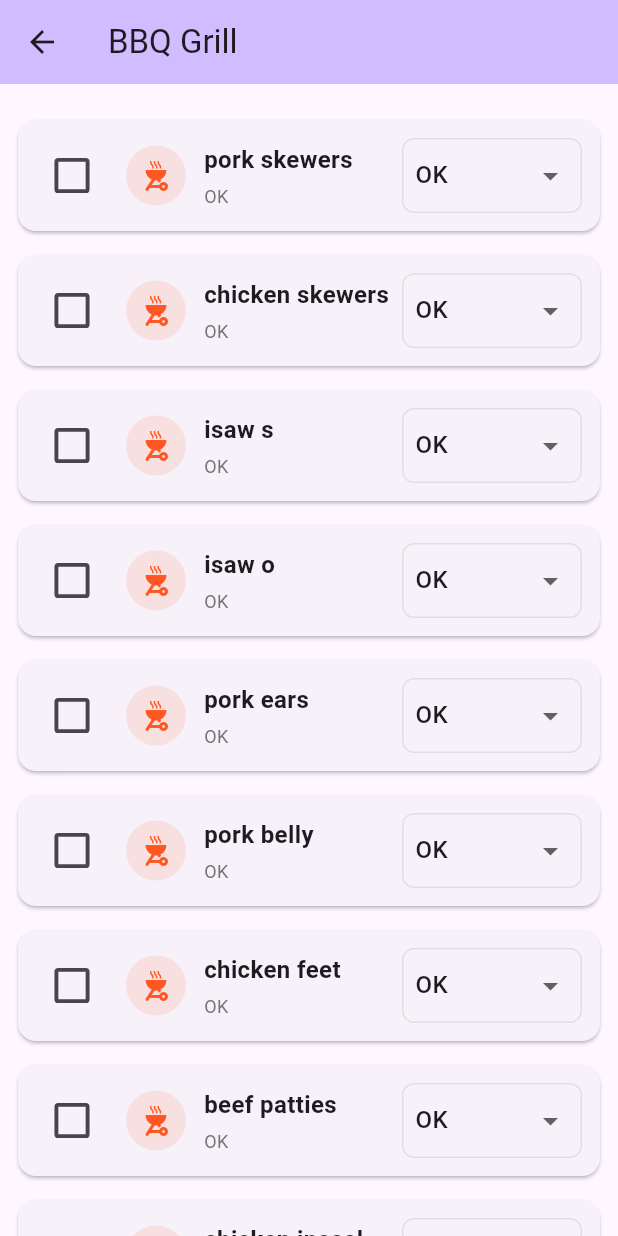
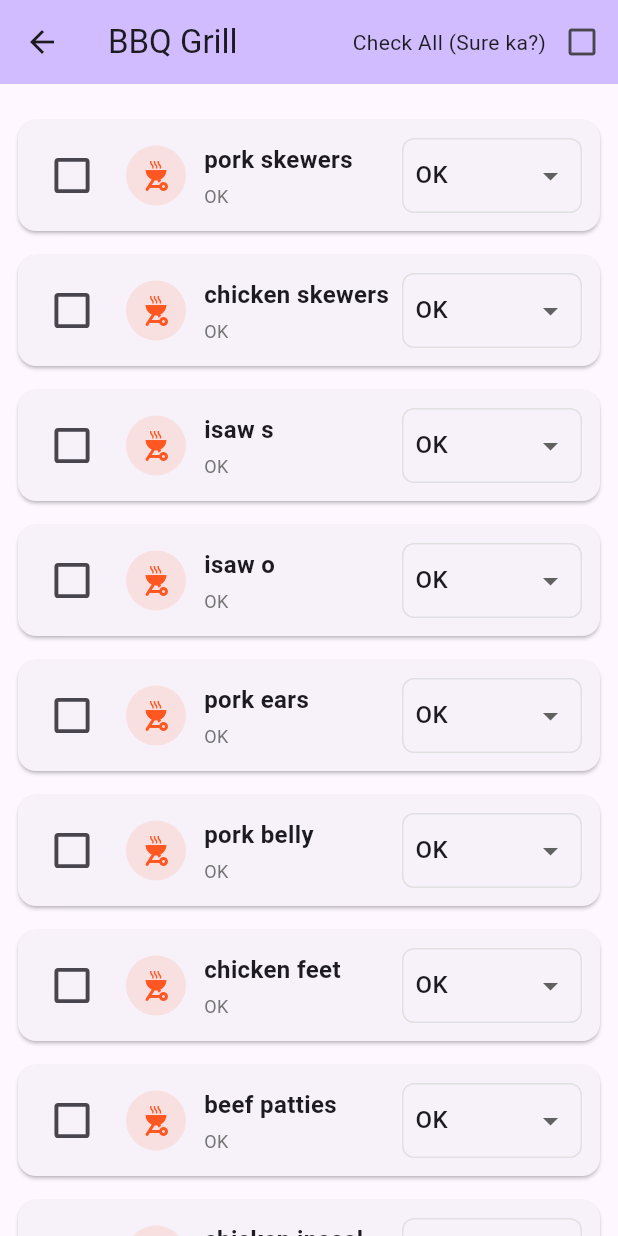
Before and after one commit to Roianme/stock-count-app, a Flutter app: the screen it shows after launch, after a tap on the "view list" icon, after a tap on "BBQ Grill", on a phone screen of 412 x 824 dp. Run offline on Flutter 3.47's test engine with Material 3 defaults, Android fonts, the phone set to English and light mode, and no system bars.

Commit message:
Add 'Check All' feature to category view
Introduces a 'Check All' button in the category view app bar, allowing users to select or unselect all items in a category. Implements the setAllChecked method in CategoryViewModel to update item selection state and refreshes the view accordingly.

```diff
--- a/stock_count_app/lib/view/category_view.dart
+++ b/stock_count_app/lib/view/category_view.dart
@@ -31,11 +31,24 @@ class _CategoryViewState extends State<CategoryView> {
       animation: viewModel,
       builder: (context, _) {
         final categoryItems = viewModel.itemsInCategory;
+        final allChecked =
+            viewModel.totalItemsCount > 0 &&
+            viewModel.checkedItemsCount == viewModel.totalItemsCount;
         return Scaffold(
           appBar: AppBar(
             backgroundColor: Theme.of(context).colorScheme.inversePrimary,
             title: Text(widget.category.displayName),
             elevation: 0,
+            actions: [
+              Text("Check All (Sure ka?)"),
+              IconButton(
+                icon: Icon(
+                  allChecked ? Icons.check_box : Icons.check_box_outline_blank,
+                ),
+                tooltip: allChecked ? 'Unselect all' : 'Select all',
+                onPressed: () => viewModel.setAllChecked(!allChecked),
+              ),
+            ],
           ),
           body: categoryItems.isEmpty
               ? const Center(child: Text('No items in this category'))
--- a/stock_count_app/lib/view/home_view.dart
+++ b/stock_count_app/lib/view/home_view.dart
@@ -272,7 +272,6 @@ class _HomePageState extends State<HomePage> {
       context,
       MaterialPageRoute(builder: (context) => CategoryView(category: category)),
     );
-    // Refresh home view after returning (triggers AnimatedBuilder rebuild)
     viewModel.notifyListeners();
   }
 
```
Also changed, not shown: stock_count_app/lib/viewmodel/category_view_model.dart (+10 -0 lines).
